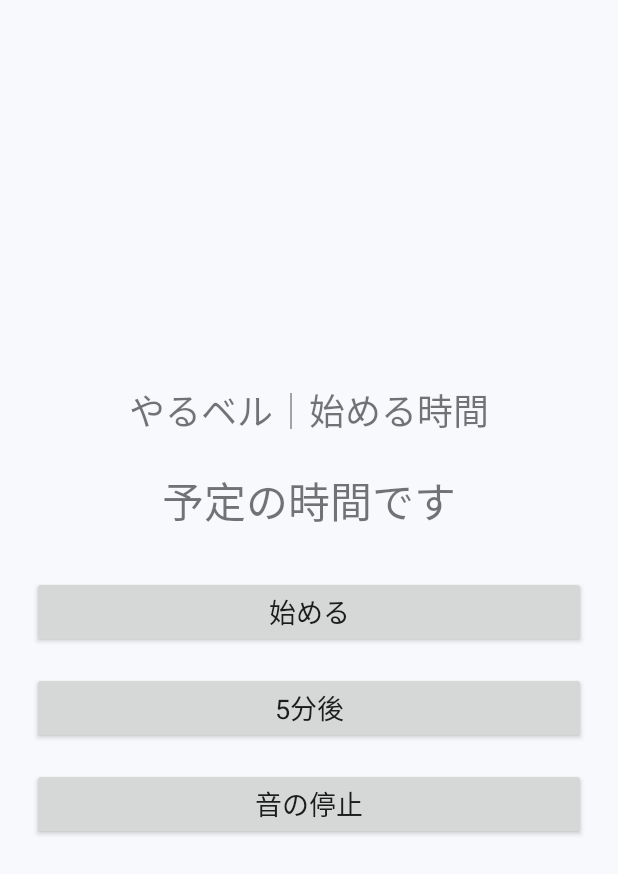
After one commit to ritterorden0118-ai/-2, an Android app built with Jetpack Compose: the AlarmActivity screen opened directly, with no data from a screen before it, on a phone screen of 412 x 824 dp. The commit adds this screen. Shown: the top 874 px of the screen. Run offline under Robolectric (Android 15) with nearby library versions, the phone set to English and light mode, and no system bars.

Commit message:
Prepare Yaberu 0.4.0

```diff
--- a/app/build.gradle.kts
+++ b/app/build.gradle.kts
@@ -12,8 +12,8 @@ android {
         applicationId = "jp.example.yaberu"
         minSdk = 26
         targetSdk = 35
-        versionCode = 3
-        versionName = "0.3.0"
+        versionCode = 4
+        versionName = "0.4.0"
     }
 
     buildFeatures { compose = true }
--- a/app/src/main/AndroidManifest.xml
+++ b/app/src/main/AndroidManifest.xml
@@ -6,6 +6,7 @@
     <uses-permission android:name="android.permission.FOREGROUND_SERVICE_MEDIA_PLAYBACK" />
     <uses-permission android:name="android.permission.RECEIVE_BOOT_COMPLETED" />
     <application android:allowBackup="true" android:label="やるベル" android:theme="@style/Theme.Yaberu" android:usesCleartextTraffic="false">
+        <activity android:name=".AlarmActivity" android:exported="false" />
         <activity android:name=".MainActivity" android:exported="true">
             <intent-filter><action android:name="android.intent.action.MAIN"/><category android:name="android.intent.category.LAUNCHER"/></intent-filter>
         </activity>
--- /dev/null
+++ b/app/src/main/java/jp/example/yaberu/AlarmActivity.kt
@@ -0,0 +1,70 @@
+package jp.example.yaberu
+
+import android.app.Activity
+import android.content.Intent
+import android.os.Build
+import android.os.Bundle
+import android.view.Gravity
+import android.view.WindowManager
+import android.widget.Button
+import android.widget.LinearLayout
+import android.widget.TextView
+
+class AlarmActivity : Activity() {
+    override fun onCreate(savedInstanceState: Bundle?) {
+        super.onCreate(savedInstanceState)
+        if (Build.VERSION.SDK_INT >= 27) {
+            setShowWhenLocked(true)
+            setTurnScreenOn(true)
+        }
+        window.addFlags(WindowManager.LayoutParams.FLAG_KEEP_SCREEN_ON)
+
+        val taskTitle = intent.getStringExtra("title") ?: "予定の時間です"
+        val taskId = intent.getStringExtra("taskId") ?: ""
+        val date = intent.getStringExtra("date") ?: ""
+        val alarmType = intent.getStringExtra("alarmType") ?: "start"
+
+        val layout = LinearLayout(this).apply {
+            orientation = LinearLayout.VERTICAL
+            gravity = Gravity.CENTER
+            setPadding(32, 48, 32, 48)
+            setBackgroundColor(android.graphics.Color.rgb(247, 249, 252))
+        }
+        layout.addView(TextView(this).apply {
+            text = if (alarmType == "start") "やるベル｜始める時間" else "やるベル｜終了時間"
+            textSize = 24f
+            gravity = Gravity.CENTER
+        })
+        layout.addView(TextView(this).apply {
+            text = taskTitle
+            textSize = 28f
+            gravity = Gravity.CENTER
+            setPadding(0, 32, 0, 32)
+        })
+
+        fun addAction(label: String, action: String) {
+            layout.addView(Button(this).apply {
+                text = label
+                textSize = 18f
+                setOnClickListener {
+                    val i = Intent(this@AlarmActivity, AlarmActionReceiver::class.java)
+                        .putExtra("action", action)
+                        .putExtra("taskId", taskId)
+                        .putExtra("date", date)
+                        .putExtra("alarmType", alarmType)
+                    sendBroadcast(i)
+                    finish()
+                }
+            }, LinearLayout.LayoutParams(
+                LinearLayout.LayoutParams.MATCH_PARENT,
+                LinearLayout.LayoutParams.WRAP_CONTENT
+            ).apply { setMargins(0, 12, 0, 12) })
+        }
+
+        addAction(if (alarmType == "start") "始める" else "今日はここまで",
+            if (alarmType == "start") "begin" else "done")
+        addAction("5分後", "snooze")
+        addAction("音の停止", "stop")
+        setContentView(layout)
+    }
+}
```
Also changed, not shown: app/src/main/java/jp/example/yaberu/AlarmService.kt (+9 -3 lines), app/src/main/java/jp/example/yaberu/MainActivity.kt (+13 -5 lines), 1 other file.
